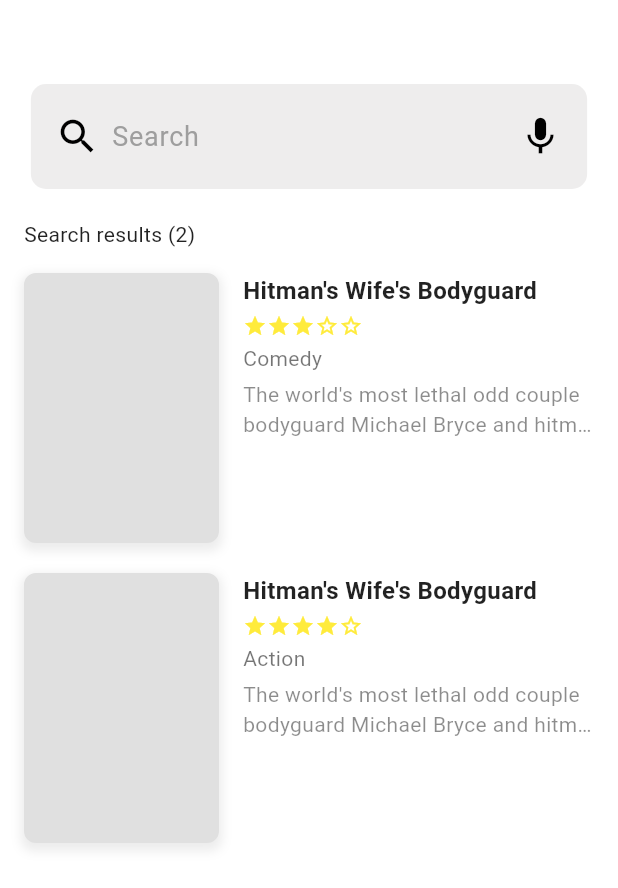
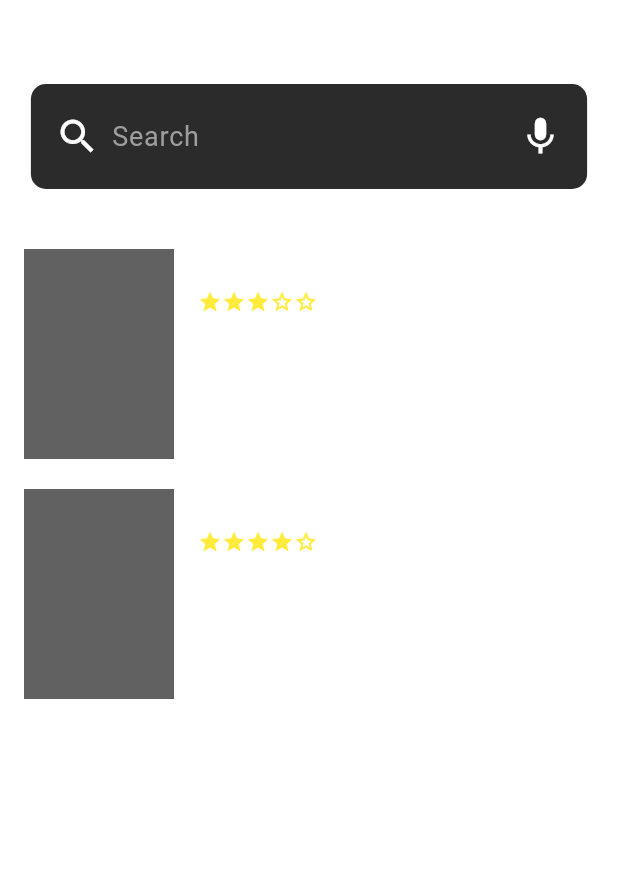
Before and after one commit to Wahabi86/Project_MultiPlatform, a Flutter app: the SearchPage screen opened directly, on a phone screen of 412 x 824 dp. Shown: the top 888 px of the screen. Run offline on Flutter 3.47's test engine with Material 3 defaults, Android fonts, the phone set to English and light mode, and no system bars; our stand-ins replace carousel_slider, curved_navigation_bar, flutter_svg, image_picker.

Commit message:
update typo dan ui search page serta search bar

```diff
--- a/lib/datas/data_dummy.dart
+++ b/lib/datas/data_dummy.dart
@@ -3,7 +3,7 @@ List<Map<String, dynamic>> banners = [
     "title": "Gundala",
     "poster": "assets/images/BannerGundala.jpg",
     "genre": "Action, Drama",
-    "status": "Cooming Soon",
+    "status": "Coming Soon",
     "synopsis":
         "Sancaka, seorang anak yatim yang tumbuh di jalanan setelah ditinggal kedua orang tuanya. Hidup keras membentuknya menjadi pribadi yang tertutup dan tak peduli pada keadaan sekitar. Namun, ketika kekacauan dan ketidakadilan merajalela di kotanya, Sancaka tersambar petir dan mendapatkan kekuatan luar biasa yang membuatnya mampu mengendalikan listrik. Dengan identitas baru sebagai Gundala, ia bangkit menjadi pahlawan yang melawan kejahatan, terutama tokoh jahat bernama Pengkor yang berusaha mengacaukan negeri dengan rencana beracun. Perjalanan Sancaka bukan hanya tentang kekuatan, tapi juga perjuangan moral untuk peduli dan melindungi sesama.",
     "actors": [
--- a/lib/ui/search_page.dart
+++ b/lib/ui/search_page.dart
@@ -1,5 +1,5 @@
 import "package:flutter/material.dart";
-import '../widgets/search_bar.dart';
+import "package:project_uts/widgets/search_bar.dart";
 
 class SearchPage extends StatelessWidget {
   final List<Map<String, dynamic>> searchResults = [
@@ -23,7 +23,6 @@ class SearchPage extends StatelessWidget {
   @override
   Widget build(BuildContext context) {
     return Scaffold(
-      backgroundColor: Colors.white,
       body: Padding(
         padding: const EdgeInsets.all(16),
         child: Column(
@@ -35,10 +34,9 @@ class SearchPage extends StatelessWidget {
               alignment: Alignment.centerLeft,
               child: Text(
                 "Search results (${searchResults.length})",
-                style: const TextStyle(color: Colors.black87),
+                style: TextStyle(color: Colors.white70),
               ),
             ),
-            const SizedBox(height: 16),
             Expanded(
                 child: ListView.builder(
               itemCount: searchResults.length,
@@ -50,20 +48,9 @@ class SearchPage extends StatelessWidget {
                       crossAxisAlignment: CrossAxisAlignment.start,
                       children: [
                         Container(
-                          width: 130,
-                          height: 180,
-                          decoration: BoxDecoration(
-                              color: Colors.grey.shade300,
-                              borderRadius: BorderRadius.circular(8),
-                              border: Border.all(color: Colors.grey.shade300),
-                              boxShadow: [
-                                BoxShadow(
-                                  color: Colors.grey.withOpacity(0.2),
-                                  spreadRadius: 2,
-                                  blurRadius: 5,
-                                  offset: const Offset(0, 3),
-                                )
-                              ]),
+                          width: 100,
+                          height: 140,
+                          color: Colors.grey[700],
                         ),
                         SizedBox(width: 16),
                         Expanded(
@@ -72,8 +59,8 @@ class SearchPage extends StatelessWidget {
                           children: [
                             Text(
                               movie["title"],
-                              style: const TextStyle(
-                                color: Colors.black87,
+                              style: TextStyle(
+                                color: Colors.white,
                                 fontWeight: FontWeight.bold,
                                 fontSize: 16,
                               ),
@@ -95,14 +82,14 @@ class SearchPage extends StatelessWidget {
                             ),
                             Text(
                               movie["genres"],
-                              style: const TextStyle(color: Colors.black54),
+                              style: TextStyle(color: Colors.white70),
                             ),
                             SizedBox(
                               height: 4,
                             ),
                             Text(
                               movie["description"],
-                              style: const TextStyle(color: Colors.black45),
+                              style: TextStyle(color: Colors.white54),
                               maxLines: 2,
                               overflow: TextOverflow.ellipsis,
                             )
--- a/lib/widgets/search_bar.dart
+++ b/lib/widgets/search_bar.dart
@@ -17,7 +17,7 @@ class SearchWidget extends StatelessWidget {
             width: MediaQuery.of(context).size.width * .9,
             height: 70,
             decoration: BoxDecoration(
-                color: const Color.fromARGB(255, 238, 237, 237),
+                color: Color(0xFF2B2B2B),
                 borderRadius: BorderRadius.circular(10)),
             child: Row(
               crossAxisAlignment: CrossAxisAlignment.center,
@@ -25,14 +25,14 @@ class SearchWidget extends StatelessWidget {
               children: [
                 Icon(
                   Icons.search,
-                  color: Colors.black,
+                  color: Colors.white,
                   size: 30,
                 ),
                 SizedBox(width: 8),
                 Expanded(
                   child: TextField(
-                    cursorColor: Colors.grey,
-                    style: TextStyle(color: Colors.black),
+                    cursorColor: Colors.white,
+                    style: TextStyle(color: Colors.white),
                     decoration: InputDecoration(
                       hintText: "Search",
                       hintStyle: TextStyle(fontSize: 18, color: Colors.grey),
@@ -43,7 +43,7 @@ class SearchWidget extends StatelessWidget {
                 ),
                 Icon(
                   Icons.mic,
-                  color: Colors.black,
+                  color: Colors.white,
                   size: 30,
                 ),
               ],
```
